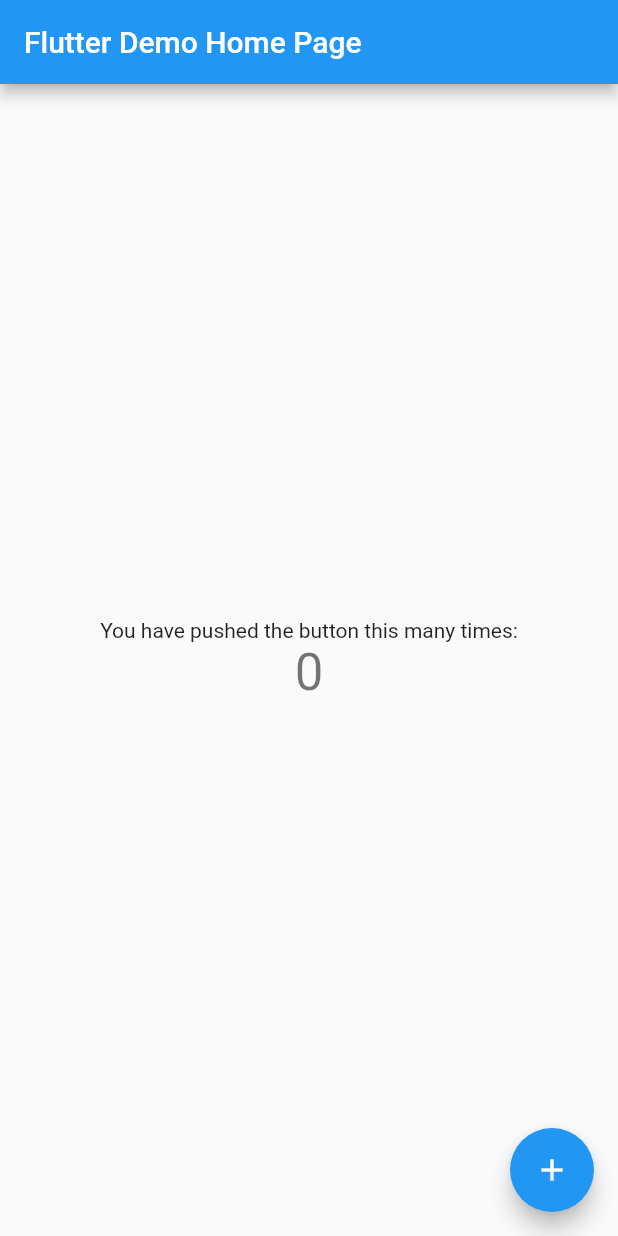
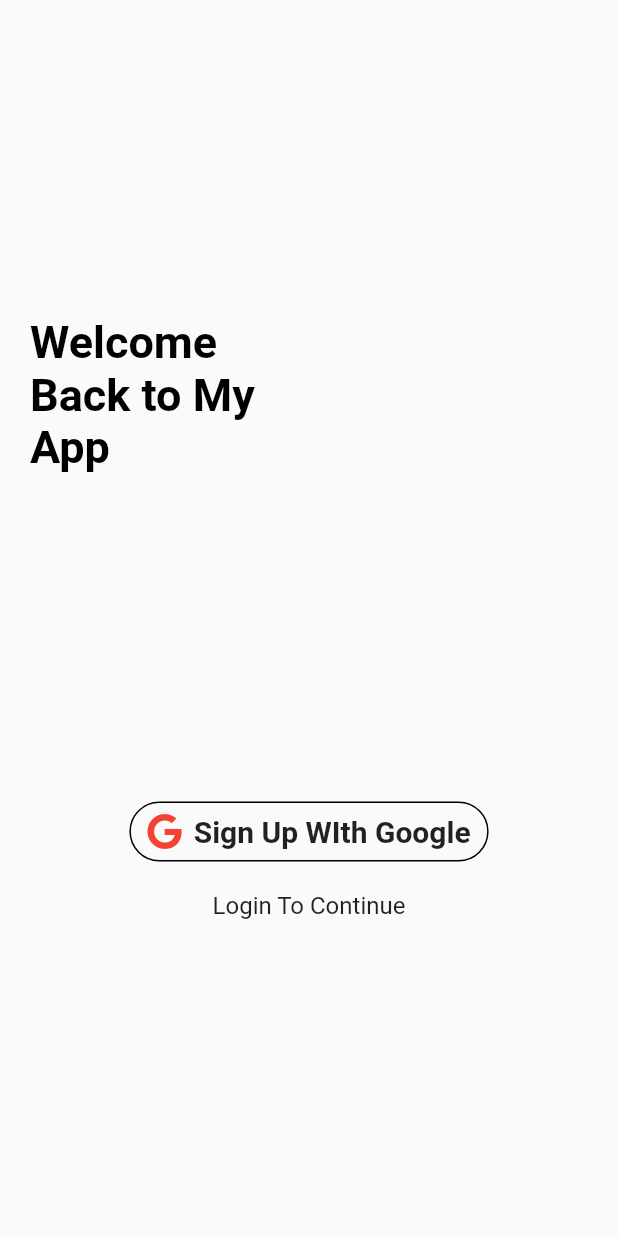
Before and after one commit to rakhaegg/polinema_mobile_flutter_firebase, a Flutter app: the screen it shows after launch, on a phone screen of 412 x 824 dp. Run offline on Flutter 3.47's test engine with Material 2 defaults, Android fonts, the phone set to English and light mode, and no system bars; our stand-ins replace firebase_auth, firebase_core, font_awesome_flutter, google_sign_in; accounts and stored records are empty.

Commit message:
email google

```diff
--- a/lib/main.dart
+++ b/lib/main.dart
@@ -1,115 +1,25 @@
+import 'package:firebase_core/firebase_core.dart';
 import 'package:flutter/material.dart';
+import 'package:flutter_application_1/page/home_page.dart';
 
-void main() {
-  runApp(const MyApp());
+
+
+Future main() async{
+    WidgetsFlutterBinding.ensureInitialized();
+    await Firebase.initializeApp();
+
+    runApp(MyApp());
 }
 
 class MyApp extends StatelessWidget {
-  const MyApp({Key? key}) : super(key: key);
-
-  // This widget is the root of your application.
+  static final String title = 'Google SignIn';
   @override
   Widget build(BuildContext context) {
     return MaterialApp(
-      title: 'Flutter Demo',
-      theme: ThemeData(
-        // This is the theme of your application.
-        //
-        // Try running your application with "flutter run". You'll see the
-        // application has a blue toolbar. Then, without quitting the app, try
-        // changing the primarySwatch below to Colors.green and then invoke
-        // "hot reload" (press "r" in the console where you ran "flutter run",
-        // or simply save your changes to "hot reload" in a Flutter IDE).
-        // Notice that the counter didn't reset back to zero; the application
-        // is not restarted.
-        primarySwatch: Colors.blue,
-      ),
-      home: const MyHomePage(title: 'Flutter Demo Home Page'),
+      debugShowCheckedModeBanner: false,
+      title: title,
+      theme: ThemeData(primarySwatch: Colors.deepOrange),
+      home: HomePage(),
     );
   }
 }
-
-class MyHomePage extends StatefulWidget {
-  const MyHomePage({Key? key, required this.title}) : super(key: key);
-
-  // This widget is the home page of your application. It is stateful, meaning
-  // that it has a State object (defined below) that contains fields that affect
-  // how it looks.
-
-  // This class is the configuration for the state. It holds the values (in this
-  // case the title) provided by the parent (in this case the App widget) and
-  // used by the build method of the State. Fields in a Widget subclass are
-  // always marked "final".
-
-  final String title;
-
-  @override
-  State<MyHomePage> createState() => _MyHomePageState();
-}
-
-class _MyHomePageState extends State<MyHomePage> {
-  int _counter = 0;
-
-  void _incrementCounter() {
-    setState(() {
-      // This call to setState tells the Flutter framework that something has
-      // changed in this State, which causes it to rerun the build method below
-      // so that the display can reflect the updated values. If we changed
-      // _counter without calling setState(), then the build method would not be
-      // called again, and so nothing would appear to happen.
-      _counter++;
-    });
-  }
-
-  @override
-  Widget build(BuildContext context) {
-    // This method is rerun every time setState is called, for instance as done
-    // by the _incrementCounter method above.
-    //
-    // The Flutter framework has been optimized to make rerunning build methods
-    // fast, so that you can just rebuild anything that needs updating rather
-    // than having to individually change instances of widgets.
-    return Scaffold(
-      appBar: AppBar(
-        // Here we take the value from the MyHomePage object that was created by
-        // the App.build method, and use it to set our appbar title.
-        title: Text(widget.title),
-      ),
-      body: Center(
-        // Center is a layout widget. It takes a single child and positions it
-        // in the middle of the parent.
-        child: Column(
-          // Column is also a layout widget. It takes a list of children and
-          // arranges them vertically. By default, it sizes itself to fit its
-          // children horizontally, and tries to be as tall as its parent.
-          //
-          // Invoke "debug painting" (press "p" in the console, choose the
-          // "Toggle Debug Paint" action from the Flutter Inspector in Android
-          // Studio, or the "Toggle Debug Paint" command in Visual Studio Code)
-          // to see the wireframe for each widget.
-          //
-          // Column has various properties to control how it sizes itself and
-          // how it positions its children. Here we use mainAxisAlignment to
-          // center the children vertically; the main axis here is the vertical
-          // axis because Columns are vertical (the cross axis would be
-          // horizontal).
-          mainAxisAlignment: MainAxisAlignment.center,
-          children: <Widget>[
-            const Text(
-              'You have pushed the button this many times:',
-            ),
-            Text(
-              '$_counter',
-              style: Theme.of(context).textTheme.headline4,
-            ),
-          ],
-        ),
-      ),
-      floatingActionButton: FloatingActionButton(
-        onPressed: _incrementCounter,
-        tooltip: 'Increment',
-        child: const Icon(Icons.add),
-      ), // This trailing comma makes auto-formatting nicer for build methods.
-    );
-  }
-}
--- /dev/null
+++ b/lib/page/home_page.dart
@@ -0,0 +1,34 @@
+import 'package:firebase_auth/firebase_auth.dart';
+import 'package:firebase_core/firebase_core.dart';
+import 'package:flutter/material.dart';
+import 'package:flutter_application_1/provider/google_sign_id.dart';
+import 'package:flutter_application_1/widgets/logged_in_widget.dart';
+import 'package:flutter_application_1/widgets/sign_up_widget.dart';
+import 'package:provider/provider.dart';
+
+class HomePage extends StatelessWidget {
+  @override
+  Widget build(BuildContext context) => Scaffold(
+    body: ChangeNotifierProvider<GoogleSignInProvider>(
+      create:  (context) => GoogleSignInProvider(),
+      child: StreamBuilder(
+        stream: FirebaseAuth.instance.authStateChanges(),
+        builder: (context , snapshot){
+          final provider = Provider.of<GoogleSignInProvider>(context);
+
+          if(provider.isSigningIn){
+            return buildLoading();
+          }else if(snapshot.hasData){
+            return LoggedInWidget();
+          } else{
+            return SignUpWidget();
+          }
+        },
+      )
+    ),
+  );
+
+  Widget buildLoading() => Center(child: CircularProgressIndicator());
+
+
+}
--- /dev/null
+++ b/lib/provider/google_sign_id.dart
@@ -0,0 +1,55 @@
+
+
+import 'package:firebase_auth/firebase_auth.dart';
+import 'package:flutter/material.dart';
+import 'package:google_sign_in/google_sign_in.dart';
+
+class GoogleSignInProvider extends ChangeNotifier{
+
+  final googleSignIn = GoogleSignIn();
+  late bool _isSigningIn;
+
+
+  GoogleSignInProvider(){
+    _isSigningIn = false;
+  }
+
+  bool get isSigningIn => _isSigningIn;
+
+  set isSigningIn(bool isSigningIn){
+    _isSigningIn = isSigningIn;
+    notifyListeners();
+
+  }
+
+  Future login() async{
+    isSigningIn = true;
+
+    final user = await googleSignIn.signIn();
+
+    if(user == null){
+      isSigningIn = false;
+      return ;
+    }else{
+      final googleAuth = await user.authentication;
+
+      final credential = GoogleAuthProvider.credential(
+        accessToken: googleAuth.accessToken,
+        idToken: googleAuth.idToken,
+      );
+
+      await FirebaseAuth.instance.signInWithCredential(credential);
+
+      isSigningIn = false;
+
+    }
+
+
+  }
+  void logout() async{
+    await googleSignIn.disconnect();
+    FirebaseAuth.instance.signOut();
+
+
+  }
+}
--- /dev/null
+++ b/lib/widgets/google_sign_up.dart
@@ -0,0 +1,30 @@
+import 'package:flutter/material.dart';
+import 'package:flutter_application_1/provider/google_sign_id.dart';
+import 'package:font_awesome_flutter/font_awesome_flutter.dart';
+import 'package:provider/provider.dart';
+
+class GoogleSignupButtonWidget extends StatelessWidget{
+  @override
+  Widget build(BuildContext context) => Container(
+    padding: EdgeInsets.all(4),
+    child: OutlineButton.icon(
+
+      label: Text(
+        'Sign Up WIth Google',
+        style: TextStyle(fontWeight : FontWeight.bold ,fontSize: 20 ),
+        ),
+      shape: StadiumBorder(),
+      padding: EdgeInsets.symmetric(horizontal: 12 , vertical: 8),
+      highlightedBorderColor: Colors.black,
+      borderSide: BorderSide(color: Colors.black),
+      icon: FaIcon(FontAwesomeIcons.google , color: Colors.red,),
+      onPressed : (){
+        final provider =
+          Provider.of<GoogleSignInProvider>(context, listen: false);
+        provider.login();
+      }
+
+      ),
+  );
+
+}
--- /dev/null
+++ b/lib/widgets/sign_up_widget.dart
@@ -0,0 +1,39 @@
+import 'package:flutter/material.dart';
+import 'package:flutter_application_1/widgets/google_sign_up.dart';
+
+class SignUpWidget extends StatelessWidget {
+  const SignUpWidget({Key? key}) : super(key: key);
+
+  @override
+  Widget build(BuildContext context) => buildSignUp();
+
+  Widget buildSignUp() => Column(
+        children: [
+          Spacer(),
+          Align(
+            alignment: Alignment.centerLeft,
+            child: Container(
+              margin: EdgeInsets.symmetric(horizontal: 20),
+              width: 175,
+              child: Text(
+                'Welcome Back to My App',
+                style: TextStyle(
+                  color: Colors.black,
+                  fontSize: 30,
+                  fontWeight: FontWeight.bold,
+                ),
+              ),
+            ),
+          ),
+          Spacer(),
+          GoogleSignupButtonWidget(),
+          SizedBox(height: 12),
+          Text(
+            'Login To Continue',
+            style: TextStyle(fontSize: 16),
+          ),
+          Spacer(),
+
+        ],
+      );
+}
--- a/pubspec.yaml
+++ b/pubspec.yaml
@@ -34,6 +34,12 @@ dependencies:
   # The following adds the Cupertino Icons font to your application.
   # Use with the CupertinoIcons class for iOS style icons.
   cupertino_icons: ^1.0.2
+  firebase_auth: ^3.1.2
+  firebase_core: "1.7.0"
+  firebase_dynamic_links: ^0.5.1
+  google_sign_in: ^5.1.1
+  provider: ^6.0.1
+  font_awesome_flutter: ^9.1.0
 
 dev_dependencies:
   flutter_test:
```
Also changed, not shown: lib/widgets/logged_in_widget.dart (added, +53 -0 lines), assests/images/btn_google_light_normal_hdpi.9.png (added), pubspec.lock, 4 other files.
